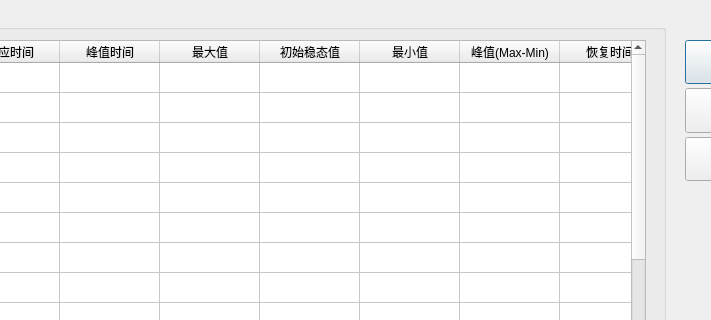
Old version of the form analysisDialog/dialog.ui in the repository HarekrishnaShah/ElectricNose; both pictures show x 125 to 836 and y 0 to 320 of the 934 by 426 pixel window.
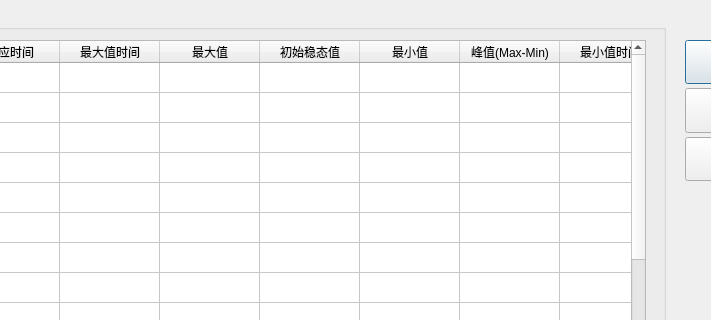
New version of the form.

Commit message:
增加了一个特征“最小值时间”
更新了一个特征指标

Diff of the .ui file:
```diff
--- a/analysisDialog/dialog.ui
+++ b/analysisDialog/dialog.ui
@@ -119,7 +119,7 @@
     </column>
     <column>
      <property name="text">
-      <string>峰值时间</string>
+      <string>最大值时间</string>
      </property>
     </column>
     <column>
@@ -144,7 +144,7 @@
     </column>
     <column>
      <property name="text">
-      <string>恢复时间</string>
+      <string>最小值时间</string>
      </property>
     </column>
     <column>
```
The commit also changes 11 other files.
